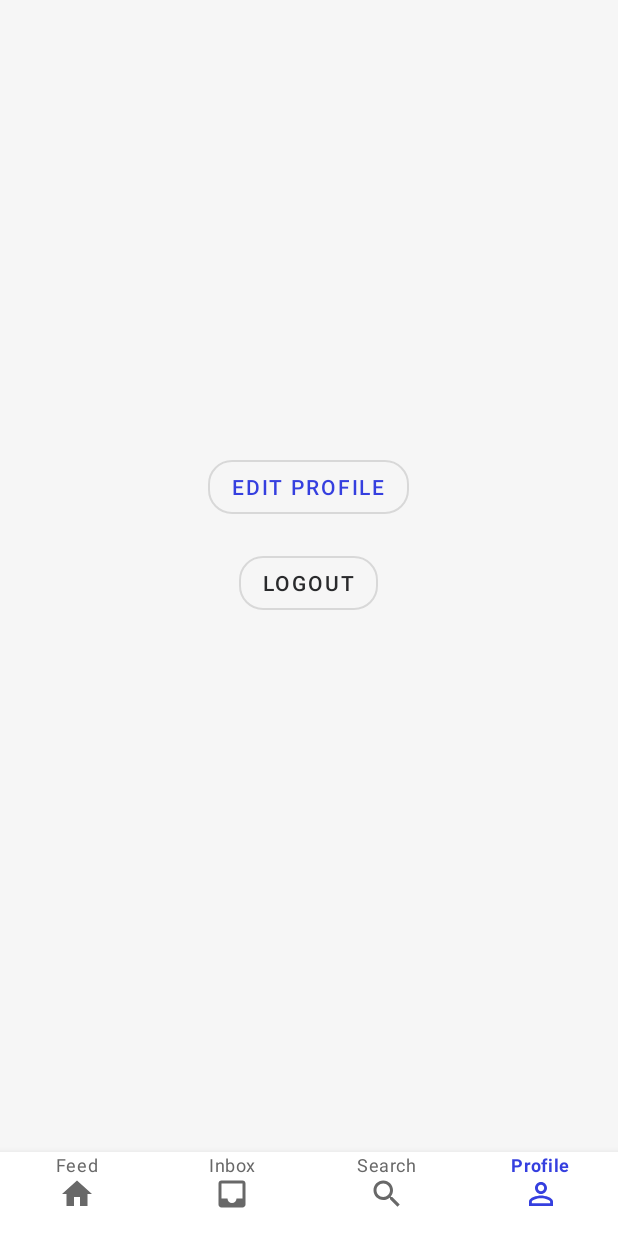
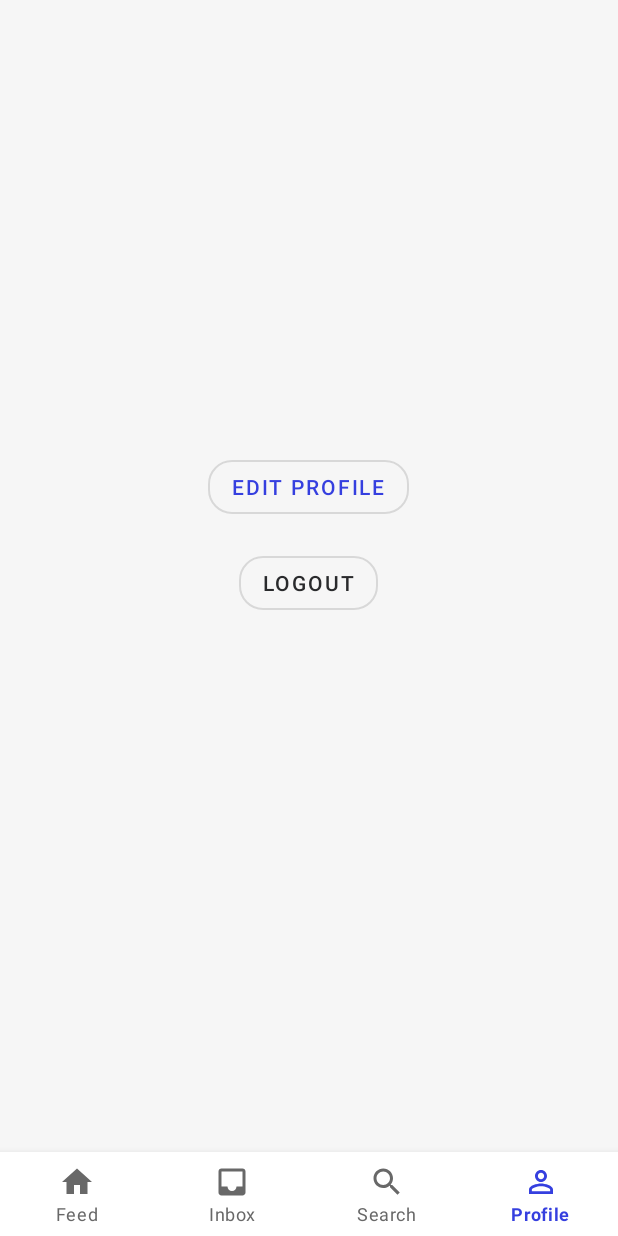
Before and after one commit to itsandreramon/TellMe, an Android app: the screen it shows after launch once a user with an empty profile is signed in (MainActivity), item 4 of the bottom bar chosen, on a phone screen of 412 x 824 dp. Run offline under Robolectric (Android 15) with nearby library versions, the phone set to English and light mode, and no system bars; our stand-ins replace Dagger/Hilt's generated code, Firebase (no records; nobody signed in at launch, a user with empty details on screens opened directly), Room's generated code, Timber, data binding and 1 more; libraries missing offline, so code that uses them is left out: com.jakewharton.threetenabp; 6 statements that could not run were skipped.

Commit message:
(App) : Fix design

```diff
--- a/app/src/main/res/layout/activity_main.xml
+++ b/app/src/main/res/layout/activity_main.xml
@@ -24,7 +24,6 @@
             android:layout_height="wrap_content"
             android:layout_alignParentBottom="true"
             android:background="@color/white"
-            android:theme="@style/Widget.BottomNavigationView"
             app:itemIconTint="@color/bottom_nav_color_selector"
             app:itemTextColor="@color/bottom_nav_color_selector"
             app:labelVisibilityMode="labeled"
--- a/app/src/main/res/values/styles_view.xml
+++ b/app/src/main/res/values/styles_view.xml
@@ -56,17 +56,12 @@
     </style>
 
     <style name="Toolbar.TitleText" parent="TextAppearance.AppCompat.Widget.ActionBar.Title">
-        <item name="android:textStyle">bold</item>
         <item name="android:textColor">@color/dark_grey</item>
     </style>
 
     <style name="Toolbar.TitleText.Expanded" parent="TextAppearance.Design.CollapsingToolbar.Expanded">
         <item name="android:textStyle">bold</item>
         <item name="android:textColor">@color/dark_grey</item>
-    </style>
-
-    <style name="Widget.BottomNavigationView" parent="Widget.Design.BottomNavigationView">
-        <item name="fontWeight">700</item>
     </style>
 
     <style name="ToolbarStyle" parent="ThemeOverlay.MaterialComponents.ActionBar">
```
